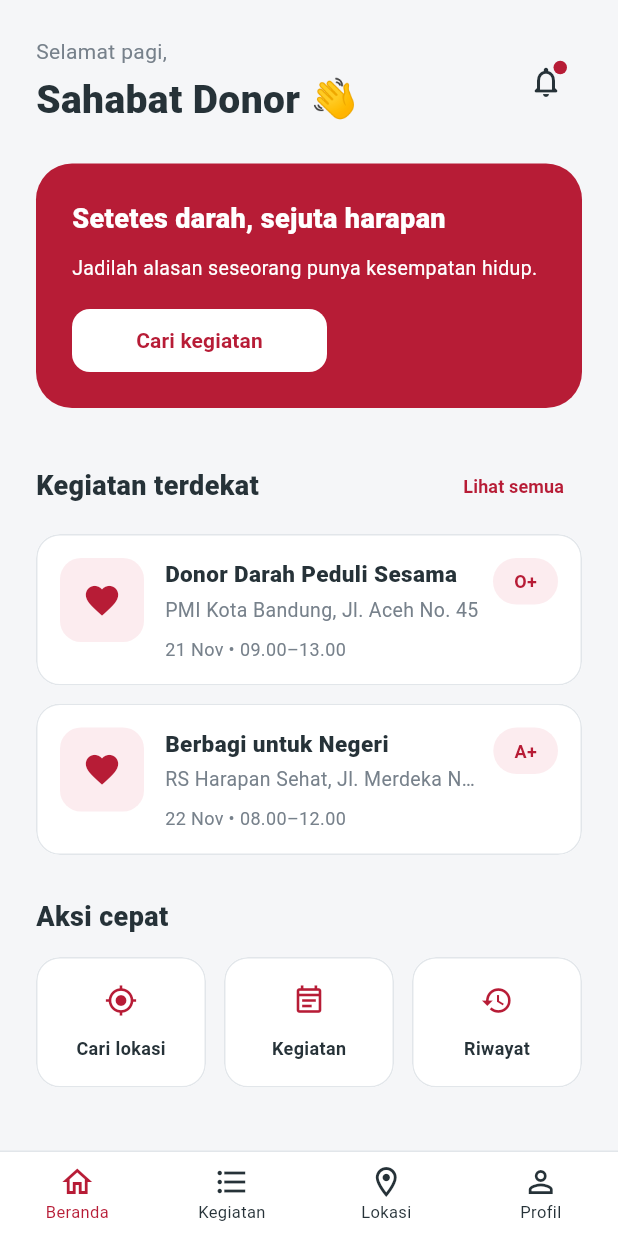
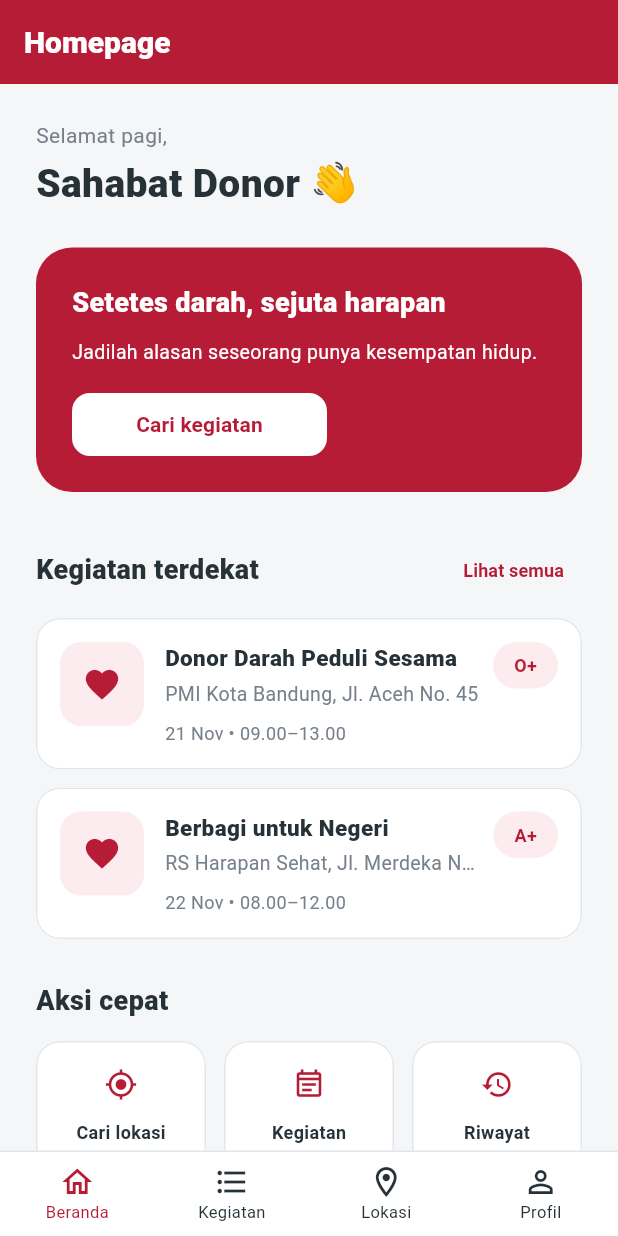
Before and after one commit to rsnorlatch/volunteer, a Flutter app: the screen it shows after launch, after a tap on "Masuk", after a tap on "Lanjutkan sebagai pendonor", on a phone screen of 412 x 824 dp. Run offline on Flutter 3.47's test engine with Material 3 defaults, Android fonts, the phone set to English and light mode, and no system bars; our stand-ins replace get.

Commit message:
partial update front-end pendonor still BETA

```diff
--- a/lib/adapter/session_manager/fake_session_manager.dart
+++ b/lib/adapter/session_manager/fake_session_manager.dart
@@ -1,6 +1,5 @@
 import 'package:volunteer/adapter/profile_repository/profile_repository_interface.dart';
 import 'package:volunteer/adapter/session_manager/session_manager_interface.dart';
-import 'package:volunteer/adapter/user_repository/user_repository_interface.dart';
 import 'package:volunteer/entities/profile.dart';
 
 class FakeSessionManager implements SessionManagerInterface {
--- a/lib/pages/auth/login_page.dart
+++ b/lib/pages/auth/login_page.dart
@@ -52,9 +52,21 @@ class _LoginPageState extends State<LoginPage> {
   @override
   Widget build(BuildContext context) {
     return Scaffold(
+      appBar: AppBar(
+        automaticallyImplyLeading: false,
+        centerTitle: true,
+        title: const Text(
+          'Login',
+          style: TextStyle(
+            color: Colors.white,
+            fontSize: 20,
+            fontWeight: FontWeight.w800,
+          ),
+        ),
+      ),
       body: SafeArea(
         child: SingleChildScrollView(
-          padding: const EdgeInsets.fromLTRB(24, 32, 24, 24),
+          padding: const EdgeInsets.fromLTRB(24, 24, 24, 24),
           child: Align(
             alignment: Alignment.topCenter,
             child: ConstrainedBox(
@@ -65,27 +77,12 @@ class _LoginPageState extends State<LoginPage> {
                   crossAxisAlignment: CrossAxisAlignment.start,
                   children: [
                     const Text(
-                      'Volunteer-BloodDonor',
-                      style: TextStyle(
-                        color: AppColors.primaryColor,
-                        fontSize: 26,
-                        fontWeight: FontWeight.w800,
-                      ),
-                    ),
-                    const SizedBox(height: 36),
-                    const Text(
-                      'Selamat datang kembali',
+                      'Selamat datang!',
                       style: TextStyle(
                         color: AppColors.textPrimary,
                         fontSize: 24,
                         fontWeight: FontWeight.w800,
                       ),
-                    ),
-                    const SizedBox(height: 8),
-                    const Text(
-                      'Masuk untuk terhubung dan berbagi kehidupan.',
-                      style: TextStyle(
-                          color: AppColors.textSecondary, fontSize: 13),
                     ),
                     const SizedBox(height: 32),
                     CustomTextField(
--- a/lib/pages/donor/activity_list_page.dart
+++ b/lib/pages/donor/activity_list_page.dart
@@ -20,7 +20,19 @@ class ActivityListPage extends StatelessWidget {
   Widget build(BuildContext context) {
     final ctrl = Get.find<ActivityController>();
 
-    return SingleChildScrollView(
+    return Scaffold(
+      appBar: AppBar(
+        automaticallyImplyLeading: false,
+        title: const Text(
+          'Kegiatan',
+          style: TextStyle(
+            color: Colors.white,
+            fontSize: 20,
+            fontWeight: FontWeight.w800,
+          ),
+        ),
+      ),
+      body: SingleChildScrollView(
       padding: const EdgeInsets.fromLTRB(24, 24, 24, 24),
       child: Column(
         crossAxisAlignment: CrossAxisAlignment.start,
@@ -73,6 +85,7 @@ class ActivityListPage extends StatelessWidget {
           }),
         ],
       ),
+      ),
     );
   }
 }
--- a/lib/pages/donor/home_page.dart
+++ b/lib/pages/donor/home_page.dart
@@ -2,7 +2,6 @@ import 'package:flutter/material.dart';
 import 'package:get/get.dart';
 
 import 'package:volunteer/controllers/activity_controller.dart';
-import 'package:volunteer/controllers/notification_controller.dart';
 import 'package:volunteer/controllers/profile_controller.dart';
 import 'package:volunteer/core/routes/app_routes.dart';
 import 'package:volunteer/core/utils/formatters.dart';
@@ -18,10 +17,21 @@ class HomePage extends StatelessWidget {
   Widget build(BuildContext context) {
     final profile = Get.find<ProfileController>();
     final activity = Get.find<ActivityController>();
-    final notif = Get.find<NotificationController>();
     final shell = Get.find<ShellController>();
 
-    return SingleChildScrollView(
+    return Scaffold(
+      appBar: AppBar(
+        automaticallyImplyLeading: false,
+        title: const Text(
+          'Homepage',
+          style: TextStyle(
+            color: Colors.white,
+            fontSize: 20,
+            fontWeight: FontWeight.w800,
+          ),
+        ),
+      ),
+      body: SingleChildScrollView(
       padding: const EdgeInsets.fromLTRB(24, 24, 24, 24),
       child: Column(
         crossAxisAlignment: CrossAxisAlignment.start,
@@ -49,28 +59,6 @@ class HomePage extends StatelessWidget {
                   ],
                 ),
               ),
-              Obx(() => Stack(
-                    clipBehavior: Clip.none,
-                    children: [
-                      IconButton(
-                        onPressed: () => Get.toNamed(AppRoutes.notifications),
-                        icon: const Icon(Icons.notifications_none_rounded,
-                            color: AppColors.textPrimary),
-                      ),
-                      if (notif.unreadCount > 0)
-                        Positioned(
-                          right: 10,
-                          top: 10,
-                          child: Container(
-                            width: 9,
-                            height: 9,
-                            decoration: const BoxDecoration(
-                                color: AppColors.primaryColor,
-                                shape: BoxShape.circle),
-                          ),
-                        ),
-                    ],
-                  )),
             ],
           ),
           const SizedBox(height: 24),
@@ -189,6 +177,7 @@ class HomePage extends StatelessWidget {
           ),
         ],
       ),
+      ),
     );
   }
 }
--- a/lib/pages/donor/location_page.dart
+++ b/lib/pages/donor/location_page.dart
@@ -16,7 +16,19 @@ class LocationPage extends StatelessWidget {
   Widget build(BuildContext context) {
     final ctrl = Get.find<FacilityController>();
 
-    return SingleChildScrollView(
+    return Scaffold(
+      appBar: AppBar(
+        automaticallyImplyLeading: false,
+        title: const Text(
+          'Lokasi',
+          style: TextStyle(
+            color: Colors.white,
+            fontSize: 20,
+            fontWeight: FontWeight.w800,
+          ),
+        ),
+      ),
+      body: SingleChildScrollView(
       padding: const EdgeInsets.fromLTRB(24, 24, 24, 24),
       child: Column(
         crossAxisAlignment: CrossAxisAlignment.start,
@@ -107,6 +119,7 @@ class LocationPage extends StatelessWidget {
           }),
         ],
       ),
+      ),
     );
   }
 }
--- a/lib/pages/organizer/activity_form_page.dart
+++ b/lib/pages/organizer/activity_form_page.dart
@@ -157,9 +157,10 @@ class _ActivityFormPageState extends State<ActivityFormPage> {
     String? dateErr;
     String? timeErr;
     String? groupErr;
-    if (_date == null)
+    if (_date == null) {
       dateErr =
           widget.isEdit ? 'Waktu mulai wajib diisi' : 'Tanggal wajib diisi';
+    }
     if (_start == null || _end == null) {
       timeErr = widget.isEdit
           ? 'Waktu wajib diisi'
@@ -174,8 +175,9 @@ class _ActivityFormPageState extends State<ActivityFormPage> {
       _timeErr = timeErr;
       _groupErr = groupErr;
     });
-    if (!formOk || dateErr != null || timeErr != null || groupErr != null)
+    if (!formOk || dateErr != null || timeErr != null || groupErr != null) {
       return;
+    }
 
     final groups = AppConstants.bloodTypes.where(_groups.contains).join(', ');
     final date = Fmt.isoDate(_date!);
--- a/lib/pages/profile/profile_page.dart
+++ b/lib/pages/profile/profile_page.dart
@@ -53,7 +53,19 @@ class ProfilePage extends StatelessWidget {
     final profile = Get.find<ProfileController>();
     final act = Get.find<ActivityController>();
 
-    return SingleChildScrollView(
+    return Scaffold(
+      appBar: AppBar(
+        automaticallyImplyLeading: false,
+        title: const Text(
+          'Profil',
+          style: TextStyle(
+            color: Colors.white,
+            fontSize: 20,
+            fontWeight: FontWeight.w800,
+          ),
+        ),
+      ),
+      body: SingleChildScrollView(
       padding: const EdgeInsets.fromLTRB(24, 24, 24, 24),
       child: Column(
         crossAxisAlignment: CrossAxisAlignment.start,
@@ -173,6 +185,7 @@ class ProfilePage extends StatelessWidget {
           _MenuItem('Keluar', _confirmLogout),
         ],
       ),
+      ),
     );
   }
 }
--- a/lib/pages/splash/splash_page.dart
+++ b/lib/pages/splash/splash_page.dart
@@ -30,6 +30,8 @@ class _SplashPageState extends State<SplashPage> {
         child: Stack(
           children: [
             Center(
+              child: Padding(
+                padding: const EdgeInsets.symmetric(horizontal: 24),
                 child: Column(
                   mainAxisSize: MainAxisSize.min,
                   children: [
@@ -40,26 +42,42 @@ class _SplashPageState extends State<SplashPage> {
                         color: Colors.white,
                         borderRadius: BorderRadius.circular(48),
                       ),
-                    child: const Icon(Icons.favorite,
-                        color: AppColors.primaryColor, size: 84),
+                      child: const Icon(
+                        Icons.favorite,
+                        color: AppColors.primaryColor,
+                        size: 84,
                       ),
-                  const SizedBox(height: 40),
+                    ),
+                    const SizedBox(height: 36),
                     const Text(
-                    'Volunteer -\nBloodDonor',
-                    textAlign: TextAlign.center,
+                      'Volunteer',
+                      style: TextStyle(
+                        color: Colors.white,
+                        fontSize: 48,
+                        fontWeight: FontWeight.w800,
+                        height: 1,
+                      ),
+                    ),
+                    const Text(
+                      'BloodDonor',
                       style: TextStyle(
                         color: Colors.white,
                         fontSize: 32,
-                      fontWeight: FontWeight.w800,
+                        fontWeight: FontWeight.w700,
                         height: 1.2,
                       ),
                     ),
-                  const SizedBox(height: 20),
+                    const SizedBox(height: 18),
                     const Text(
                       AppConstants.tagline,
-                    style: TextStyle(color: Colors.white, fontSize: 14),
+                      textAlign: TextAlign.center,
+                      style: TextStyle(
+                        color: Color(0xFFF4C8D1),
+                        fontSize: 18,
+                      ),
                     ),
                   ],
+                ),
               ),
             ),
             const Positioned(
@@ -70,7 +88,10 @@ class _SplashPageState extends State<SplashPage> {
                 child: Text(
                   'DONOR  •  ORGANIZER',
                   style: TextStyle(
-                      color: Colors.white, fontSize: 11, letterSpacing: 1),
+                    color: Color(0xFFF4C8D1),
+                    fontSize: 18,
+                    letterSpacing: 4,
+                  ),
                 ),
               ),
             ),
```
Also changed, not shown: lib/pages/auth/signup_page.dart (+7 -2 lines), lib/pages/donor/activity_detail_page.dart (+10 -12 lines), lib/pages/organizer/dashboard_page.dart (+11 -14 lines), lib/shared/widgets/app_snackbar.dart (+9 -2 lines), lib/shared/widgets/sub_page_scaffold.dart (+24 -6 lines), 1 other file. Lines whose indentation alone changed are shown as unchanged.
